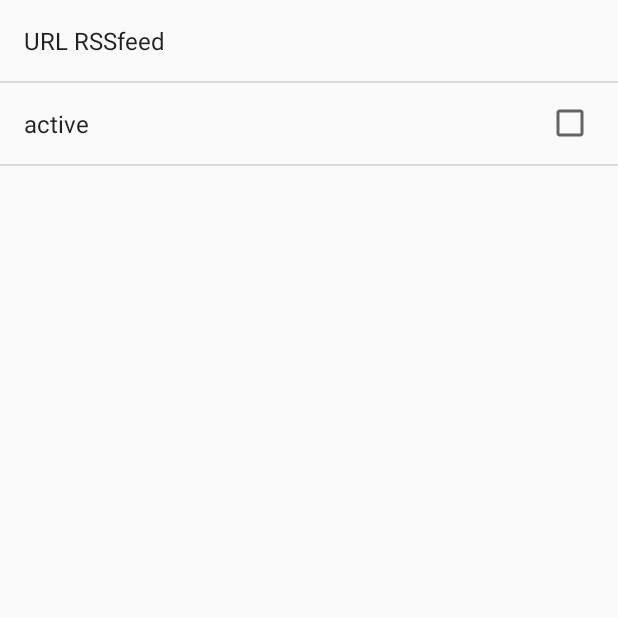
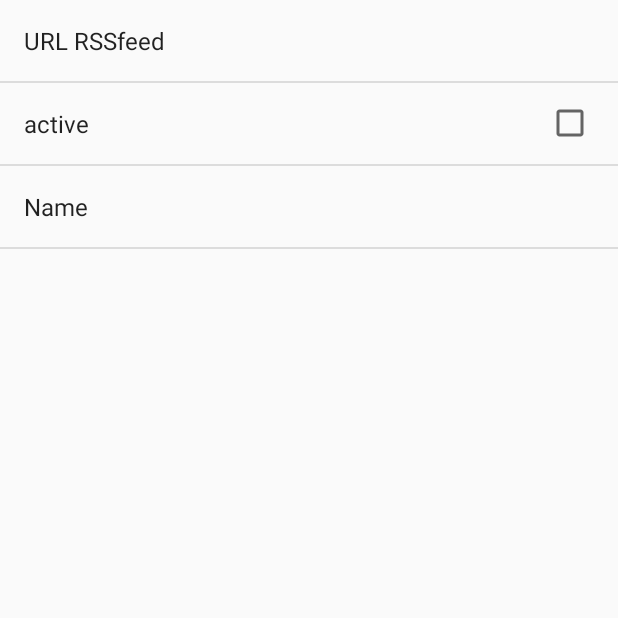
Before and after one commit to vogellacompany/codeexamples-rssfeedreader, an Android app: the screen it shows after launch (MyPreferences), in the options menu, after a tap on "Settings", on a phone screen of 412 x 824 dp, the top half of it. Run offline under Robolectric (Android 15) with nearby library versions, the phone set to English and light mode, and no system bars; pictures from the network do not load.

```diff
--- a/app/build.gradle
+++ b/app/build.gradle
@@ -5,7 +5,7 @@ android {
     buildToolsVersion "25.0.2"
     defaultConfig {
         applicationId "com.example.android.rssreader"
-        minSdkVersion 25
+        minSdkVersion 24
         targetSdkVersion 25
         versionCode 1
         versionName "1.0"
@@ -28,5 +28,5 @@ dependencies {
     testCompile 'junit:junit:4.12'
     compile project(':com.example.android.rssfeedlibrary')
     compile 'com.github.bumptech.glide:glide:3.6.1'
-    compile 'com.android.support:support-v4:25.0.1'
+    compile 'com.android.support:support-v4:25.1.1'
 }
--- a/app/src/main/java/com/example/android/rssreader/MyListFragment.java
+++ b/app/src/main/java/com/example/android/rssreader/MyListFragment.java
@@ -9,11 +9,13 @@ import android.content.Intent;
 import android.content.IntentFilter;
 import android.os.AsyncTask;
 import android.os.Bundle;
-import android.support.v7.widget.LinearLayoutManager;
+import android.support.v4.widget.SwipeRefreshLayout;
 import android.support.v7.widget.RecyclerView;
+import android.support.v7.widget.StaggeredGridLayoutManager;
 import android.view.LayoutInflater;
 import android.view.View;
 import android.view.ViewGroup;
+import android.view.ViewPropertyAnimator;
 import android.view.animation.LinearInterpolator;
 
 import com.example.android.rssfeedlibrary.RssFeedProvider;
@@ -35,6 +37,7 @@ public class MyListFragment extends Fragment {
             setListContent(new ArrayList<RssItem>(RssApplication.list));
         }
     };
+    private SwipeRefreshLayout swipe;
 
     @Override
     public void onResume() {
@@ -48,19 +51,26 @@ public class MyListFragment extends Fragment {
         getActivity().unregisterReceiver(receiver);
     }
 
+
+    public void setRefreshing() {
+        swipe.setRefreshing(true);
+    }
+
     @Override
     public View onCreateView(LayoutInflater inflater, ViewGroup container, Bundle savedInstanceState) {
         View view = inflater.inflate(R.layout.fragment_rsslist_overview, container, false);
+        swipe = (SwipeRefreshLayout) view.findViewById(R.id.swipeToRefresh);
+
         mRecyclerView = (RecyclerView) view.findViewById(R.id.my_recycler_view);
-        LinearLayoutManager mLayoutManager = new LinearLayoutManager(getContext());
+        StaggeredGridLayoutManager mLayoutManager = new StaggeredGridLayoutManager(4, StaggeredGridLayoutManager.HORIZONTAL);
         mRecyclerView.setLayoutManager(mLayoutManager);
         rssItems = RssApplication.list;
+//        mRecyclerView.getVerticalScrollbarPosition();
         adapter = new RssItemAdapter(rssItems, this);
         mRecyclerView.setAdapter(adapter);
         if (rssItems.isEmpty()) { // #1
             updateListContent();
         }
-
         // We need to detect scrolling changes in the RecyclerView
         mRecyclerView.addOnScrollListener(new RecyclerView.OnScrollListener() {
             @Override
@@ -79,7 +89,7 @@ public class MyListFragment extends Fragment {
                             });
                 } else if (newState == RecyclerView.SCROLL_STATE_DRAGGING) {
                     final View tb = getActivity().findViewById(R.id.toolbar);
-                    tb.animate()
+                    ViewPropertyAnimator viewPropertyAnimator = tb.animate()
                             .translationY(tb.getHeight())
                             .setInterpolator(new LinearInterpolator())
                             .setDuration(180)
@@ -89,6 +99,8 @@ public class MyListFragment extends Fragment {
                                     tb.setVisibility(View.GONE);
                                 }
                             });
+
+//                    viewPropertyAnimator.cancel();
 
                 }
             }
@@ -125,13 +137,36 @@ public class MyListFragment extends Fragment {
         }
     }
 
+    @Override
+    public void onActivityCreated(Bundle savedInstanceState) {
+        super.onActivityCreated(savedInstanceState);
+//        LinearLayoutManager layoutManager = (LinearLayoutManager) mRecyclerView.getLayoutManager();
+//        layoutManager.scrollToPosition(RssApplication.currentElementInList);
+    }
 
+    @Override
+    public void onSaveInstanceState(Bundle outState) {
+        super.onSaveInstanceState(outState);
+//        LinearLayoutManager layoutManager = (LinearLayoutManager) mRecyclerView.getLayoutManager();
+//        RssApplication.currentElementInList = layoutManager.findFirstCompletelyVisibleItemPosition();
+    }
+
+    BroadcastReceiver br = new BroadcastReceiver() {
+        @Override
+        public void onReceive(Context context, Intent intent) {
+            setListContent(RssApplication.list);
+        }
+    };
 
     public void setListContent(List<RssItem> result) {
         rssItems.clear();
         rssItems.addAll(result);
         adapter.notifyDataSetChanged();
+        swipe.setRefreshing(false);
+
     }
+
+
 
     // triggers update of the details fragment
     public void updateDetail(String uri) {  // #<1>
@@ -155,8 +190,7 @@ public class MyListFragment extends Fragment {
 
 
         @Override
-        protected void onPostExecute(List<RssItem> result)
-        {
+        protected void onPostExecute(List<RssItem> result) {
             fragment.setListContent(result);
         }
     }
--- a/app/src/main/java/com/example/android/rssreader/RssApplication.java
+++ b/app/src/main/java/com/example/android/rssreader/RssApplication.java
@@ -9,5 +9,6 @@ import java.util.List;
 
 
 public class RssApplication extends Application {
-    public static List<RssItem> list = new ArrayList<RssItem>();
+    public static List<RssItem> list = new ArrayList<>();
+    public static int currentElementInList =0;
 }
--- a/app/src/main/res/values/styles.xml
+++ b/app/src/main/res/values/styles.xml
@@ -16,9 +16,5 @@
         <item name="android:textSize">50dip</item>
     </style>
 
-    <style name="larsseintheme" parent="Theme.AppCompat.NoActionBar">
-        <item name="android:navigationBarColor">@android:color/yellow</item>
-    </style>
-
 
 </resources>
--- a/app/src/main/res/xml/mypreferenes.xml
+++ b/app/src/main/res/xml/mypreferenes.xml
@@ -11,4 +11,10 @@
         android:defaultValue="false"
         android:title="active"
         android:key="backgrounddownload" />
+    <EditTextPreference
+        android:defaultValue="Default value"
+        android:selectAllOnFocus="true"
+        android:singleLine="true"
+        android:title="Name"
+        android:key="name"/>
 </PreferenceScreen>
--- a/build.gradle
+++ b/build.gradle
@@ -5,7 +5,7 @@ buildscript {
         jcenter()
     }
     dependencies {
-        classpath 'com.android.tools.build:gradle:2.2.3'
+        classpath 'com.android.tools.build:gradle:2.3.0'
 
         // NOTE: Do not place your application dependencies here; they belong
         // in the individual module build.gradle files
--- a/com.example.android.rssfeedlibrary/build.gradle
+++ b/com.example.android.rssfeedlibrary/build.gradle
@@ -5,7 +5,7 @@ android {
     buildToolsVersion "25.0.2"
 
     defaultConfig {
-        minSdkVersion 25
+        minSdkVersion 24
         targetSdkVersion 25
         versionCode 1
         versionName "1.0"
```
Also changed, not shown: app/src/main/java/com/example/android/rssreader/MeinDownloadService.java (added, +30 -0 lines), app/src/main/java/com/example/android/rssreader/RssfeedActivity.java (+19 -1 lines), app/src/main/res/layout/fragment_rsslist_overview.xml (+8 -6 lines), app/src/main/res/values/arrays.xml (added, +10 -0 lines), gradle/wrapper/gradle-wrapper.properties.
